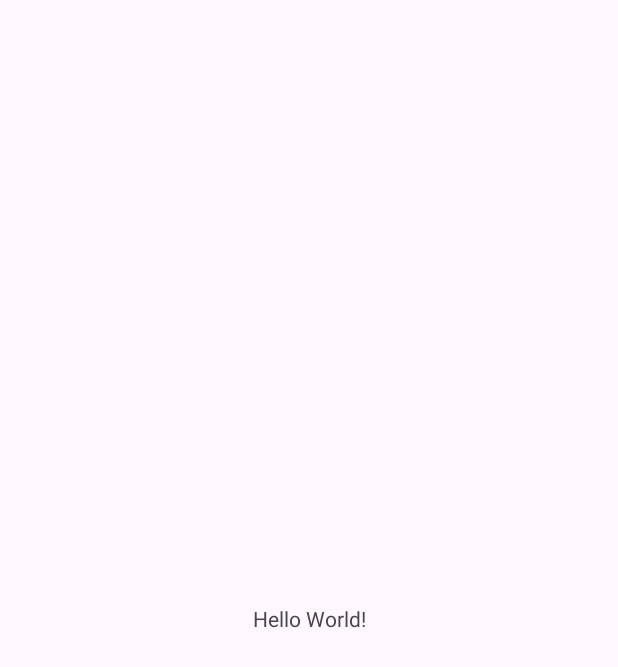
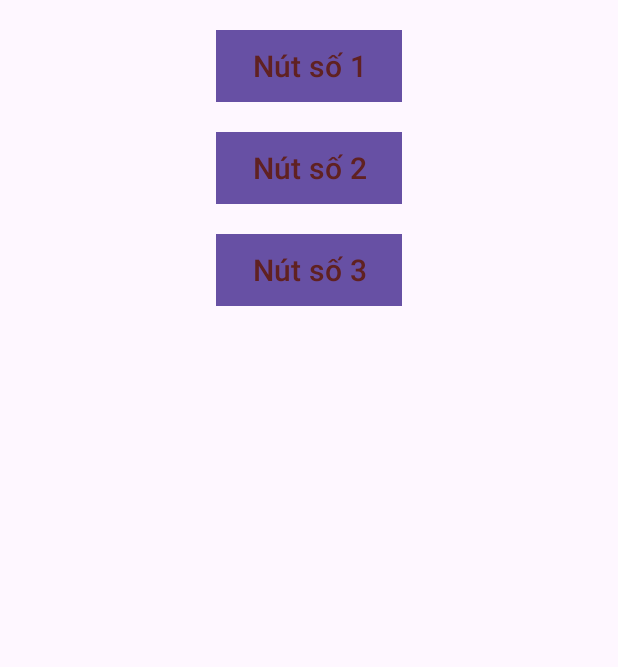
Before and after one commit to nhmthanh-0210/63135460-AndroidProgramming, an Android app: the screen it shows after launch (MainActivity), on a phone screen of 412 x 824 dp. Before the commit the part shown is almost empty. Shown: the top 667 px of the screen. Run offline under Robolectric (Android 15) with nearby library versions, the phone set to English and light mode, and no system bars.

Commit message:
create BTN

```diff
--- a/app/src/main/java/com/example/myapplication/MainActivity.java
+++ b/app/src/main/java/com/example/myapplication/MainActivity.java
@@ -21,4 +21,7 @@ public class MainActivity extends AppCompatActivity {
             return insets;
         });
     }
+
+
+
 }
--- a/app/src/main/res/layout/activity_main.xml
+++ b/app/src/main/res/layout/activity_main.xml
@@ -1,19 +1,49 @@
 <?xml version="1.0" encoding="utf-8"?>
-<androidx.constraintlayout.widget.ConstraintLayout xmlns:android="http://schemas.android.com/apk/res/android"
+<LinearLayout xmlns:android="http://schemas.android.com/apk/res/android"
     xmlns:app="http://schemas.android.com/apk/res-auto"
     xmlns:tools="http://schemas.android.com/tools"
     android:id="@+id/main"
     android:layout_width="match_parent"
     android:layout_height="match_parent"
+
+   android:orientation="vertical"
+        android:gravity="center|top"
     tools:context=".MainActivity">
 
-    <TextView
+    <Button
+        android:id="@+id/nutSo1"
+        android:text="Nút số 1"
+        android:textSize="20dp"
+        android:textColor="#602121"
+        android:background="@color/cardview_dark_background"
         android:layout_width="wrap_content"
         android:layout_height="wrap_content"
-        android:text="Hello World!"
-        app:layout_constraintBottom_toBottomOf="parent"
-        app:layout_constraintEnd_toEndOf="parent"
-        app:layout_constraintStart_toStartOf="parent"
-        app:layout_constraintTop_toTopOf="parent" />
+        android:layout_marginTop="20dp"
+        />
 
-</androidx.constraintlayout.widget.ConstraintLayout>
+
+    <Button
+        android:id="@+id/nutSo2"
+        android:text="Nút số 2"
+        android:textSize="20dp"
+        android:textColor="#602121"
+        android:background="@color/cardview_dark_background"
+        android:layout_width="wrap_content"
+        android:layout_height="wrap_content"
+        android:layout_marginTop="20dp"
+        />
+
+
+    <Button
+        android:id="@+id/nutSo3"
+        android:text="Nút số 3"
+        android:textSize="20dp"
+        android:textColor="#602121"
+        android:background="@color/cardview_dark_background"
+        android:layout_width="wrap_content"
+        android:layout_height="wrap_content"
+        android:layout_marginTop="20dp"
+        />
+
+
+</LinearLayout>
--- a/settings.gradle.kts
+++ b/settings.gradle.kts
@@ -21,3 +21,4 @@ dependencyResolutionManagement {
 
 rootProject.name = "My Application"
 include(":app")
+include(":app")
```
Also changed, not shown: app/src/main/java/com/example/vd1/MainActivity.java (added, +24 -0 lines), 2 other files.
